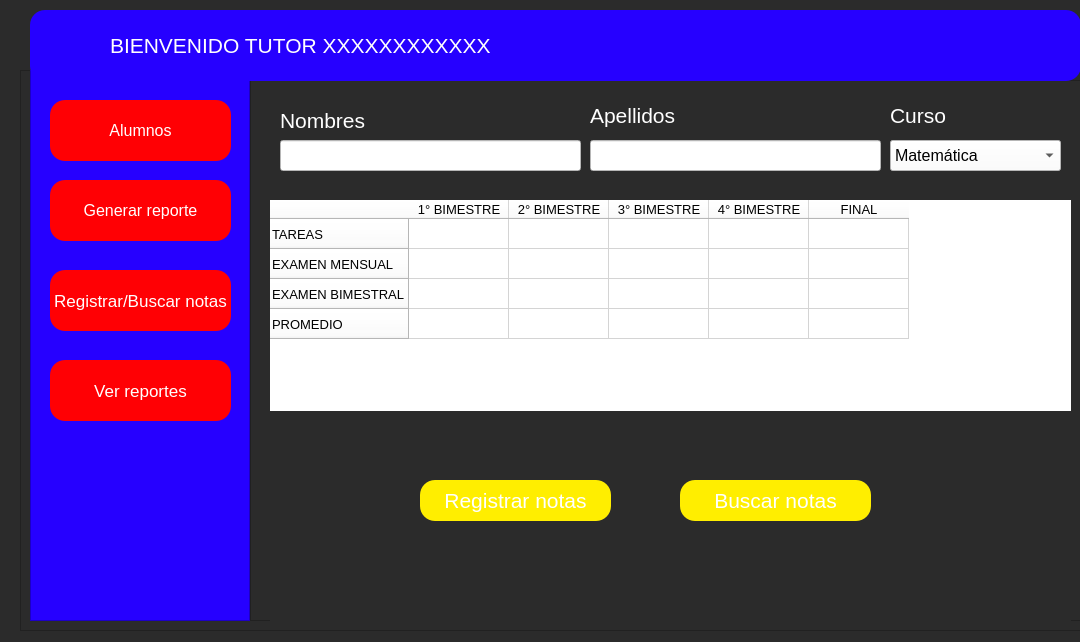
This is entrar_tutor.ui in Giavic/Taller_de_software_TF as Qt 5 draws it before an edit. The edited form follows.
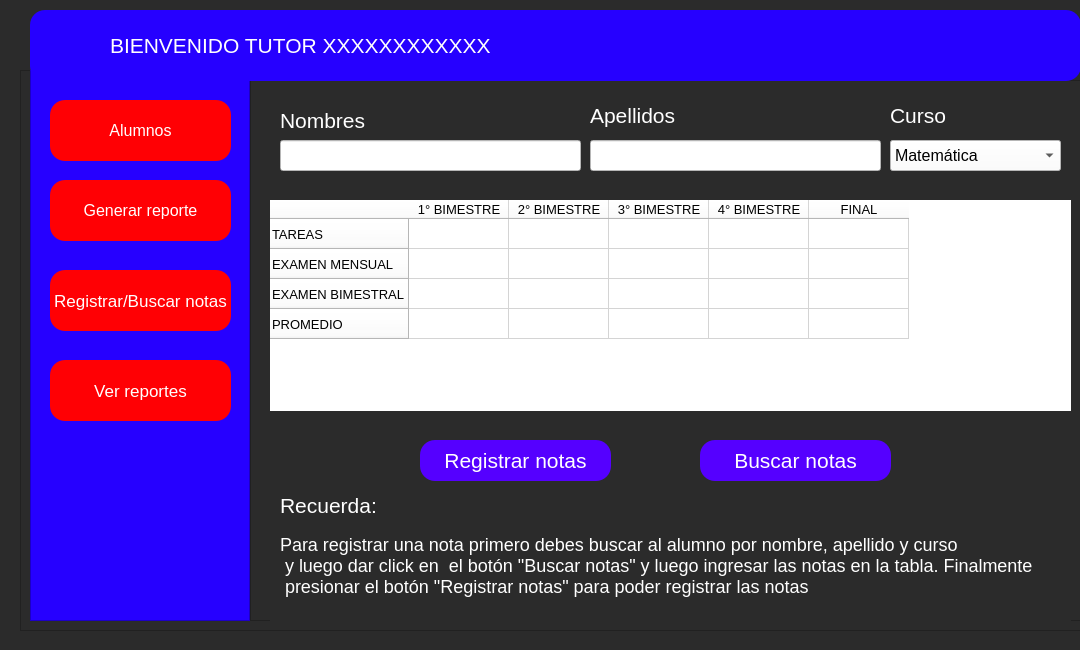
This is the edited form. Icons and pictures are not drawn.

```diff
--- a/entrar_tutor.ui
+++ b/entrar_tutor.ui
@@ -7,7 +7,7 @@
     <x>0</x>
     <y>0</y>
     <width>1080</width>
-    <height>642</height>
+    <height>650</height>
    </rect>
   </property>
   <property name="windowTitle">
@@ -697,11 +697,20 @@
        <property name="geometry">
         <rect>
          <x>150</x>
-         <y>380</y>
+         <y>340</y>
          <width>191</width>
          <height>41</height>
         </rect>
        </property>
+       <property name="styleSheet">
+        <string notr="true">QPushButton{
+background-color: rgb(85, 0, 255);
+}
+QPushButton:hover{
+background-color: rgb(85, 170, 255);
+}
+</string>
+       </property>
        <property name="text">
         <string>Registrar notas</string>
        </property>
@@ -769,16 +778,56 @@
       <widget class="QPushButton" name="pushButton_8">
        <property name="geometry">
         <rect>
-         <x>410</x>
-         <y>380</y>
+         <x>430</x>
+         <y>340</y>
          <width>191</width>
          <height>41</height>
         </rect>
        </property>
+       <property name="styleSheet">
+        <string notr="true">QPushButton{
+background-color: rgb(85, 0, 255);
+}
+QPushButton:hover{
+background-color: rgb(85, 170, 255);
+}
+</string>
+       </property>
        <property name="text">
         <string>Buscar notas</string>
        </property>
       </widget>
+      <widget class="QLabel" name="label_10">
+       <property name="geometry">
+        <rect>
+         <x>10</x>
+         <y>390</y>
+         <width>131</width>
+         <height>31</height>
+        </rect>
+       </property>
+       <property name="text">
+        <string>Recuerda:</string>
+       </property>
+      </widget>
+      <widget class="QLabel" name="label_11">
+       <property name="geometry">
+        <rect>
+         <x>10</x>
+         <y>430</y>
+         <width>771</width>
+         <height>71</height>
+        </rect>
+       </property>
+       <property name="styleSheet">
+        <string notr="true">font:18px;</string>
+       </property>
+       <property name="text">
+        <string>Para registrar una nota primero debes buscar al alumno por nombre, apellido y curso 
+ y luego dar click en  el botón &quot;Buscar notas&quot; y luego ingresar las notas en la tabla. Finalmente 
+ presionar el botón &quot;Registrar notas&quot; para poder registrar las notas</string>
+       </property>
+      </widget>
       <zorder>lineEdit_4</zorder>
       <zorder>lineEdit_5</zorder>
       <zorder>label_7</zorder>
```
Left out of the diff: 2 changed lines with no effect on the pictures.
